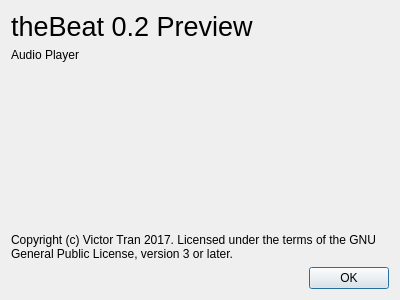
theCheeseboard/theBeat, file aboutwindow.ui: the form before one commit.
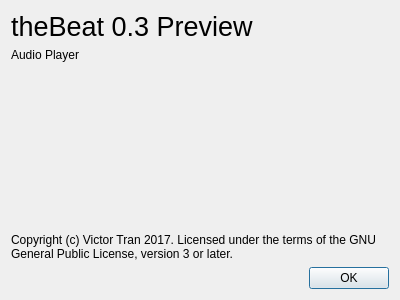
The form after the commit. Icons and pictures are not drawn.

```diff
--- a/aboutwindow.ui
+++ b/aboutwindow.ui
@@ -26,7 +26,7 @@
       </font>
      </property>
      <property name="text">
-      <string>theBeat 0.2 Preview</string>
+      <string>theBeat 0.3 Preview</string>
      </property>
     </widget>
    </item>
```
Left out of the diff: 3 changed lines with no effect on the pictures.
